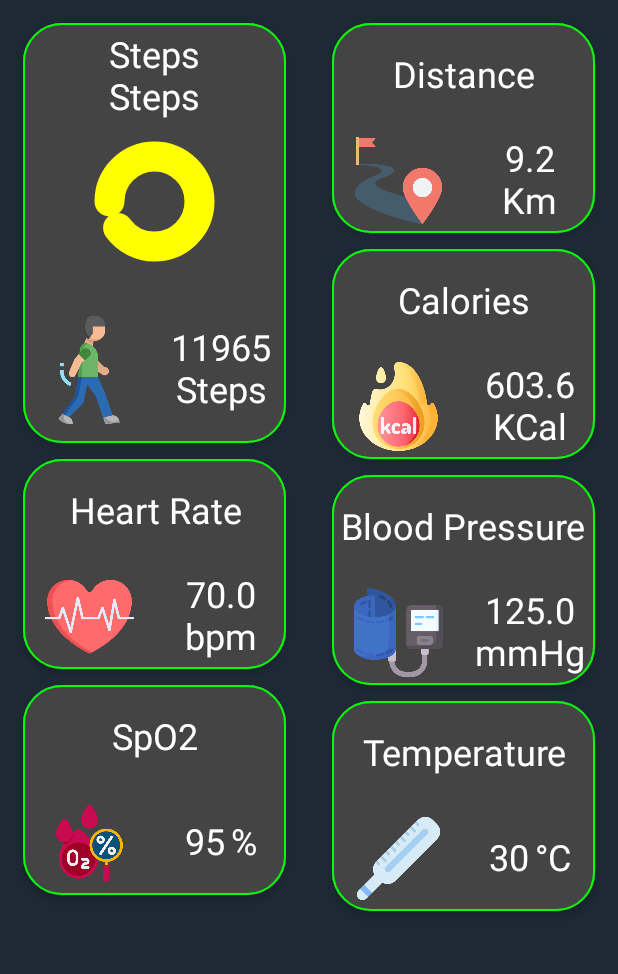
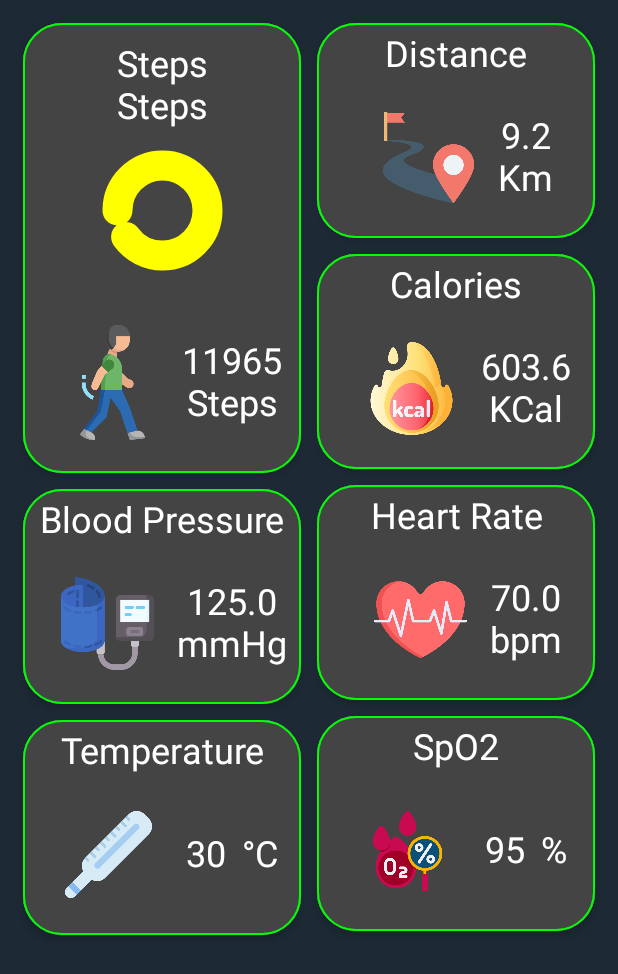
Before and after one commit to juandspcf-bit/Composable_GUI_For_EVAL-HCRWATCH4Z, an Android app built with Jetpack Compose: the @Preview function ListDashBoardCardFieldsPreview, on a phone screen of 412 x 824 dp. Shown: the top 974 px of the screen. Run offline under Robolectric (Android 15) with nearby library versions, the phone set to English and light mode, and no system bars; our stand-ins replace constraintlayout-compose.

Commit message:
fixing card dashboard layout

```diff
--- a/app/src/main/java/com/icxcu/adsmartbandapp/screens/DashBoardCard.kt
+++ b/app/src/main/java/com/icxcu/adsmartbandapp/screens/DashBoardCard.kt
@@ -13,12 +13,12 @@ import androidx.compose.runtime.Composable
 import androidx.compose.ui.Alignment
 import androidx.compose.ui.Modifier
 import androidx.compose.ui.graphics.Color
+import androidx.compose.ui.layout.ContentScale
 import androidx.compose.ui.res.painterResource
 import androidx.compose.ui.text.style.TextAlign
 import androidx.compose.ui.tooling.preview.Preview
 import androidx.compose.ui.unit.Dp
 import androidx.compose.ui.unit.dp
-import androidx.constraintlayout.compose.ChainStyle
 import androidx.constraintlayout.compose.ConstraintLayout
 import androidx.constraintlayout.compose.Dimension
 import androidx.navigation.compose.rememberNavController
@@ -37,47 +37,38 @@ fun DashBoardCard(
     verticalChainData: Boolean = true,
     isWithIconTitle: Boolean = false,
     resourceIconTitle: @Composable () -> Unit = { Spacer(modifier = Modifier.size(0.dp)) },
-    size: Dp = 200.dp,
-    guidelineFromBottomFraction:Float =0.5f
+    heightCard: Dp = 200.dp,
+    widthCard: Dp = 200.dp,
+    guidelineFromBottomFraction: Float = 0.5f
 ) {
     Card(
-        modifier = modifier.height(size),
+        modifier = modifier
+            .height(heightCard)
+            .width(widthCard),
         shape = RoundedCornerShape(size = 26.dp),
         border = BorderStroke(width = 1.dp, color = Color.Green),
         elevation = 4.dp,
 
         ) {
 
-        ConstraintLayout(
+        Column(
+            verticalArrangement = Arrangement.SpaceEvenly,
+            horizontalAlignment = Alignment.CenterHorizontally,
             modifier = Modifier
                 .fillMaxWidth()
                 .background(backgroundCard)
         ) {
-            val (iconValuesSteps, valuesTitle) = createRefs()
-            val guideH50 = createGuidelineFromBottom(fraction =guidelineFromBottomFraction)
 
             Column(
                 horizontalAlignment = Alignment.CenterHorizontally,
                 verticalArrangement = Arrangement.Center,
                 modifier = Modifier
-                    .constrainAs(valuesTitle) {
-                        top.linkTo(parent.top)
-                        bottom.linkTo(guideH50)
-                        linkTo(
-                            start = parent.start,
-                            end = parent.end,
-
-                            )
-                        height = Dimension.fillToConstraints
-                        width = Dimension.fillToConstraints
-                    }) {
+            ) {
 
                 Text(
                     modifier = Modifier.padding(top = 0.dp, bottom = 0.dp),
                     text = title,
-                    // modifier = Modifier
-                    //.constrainAs(titleSub) { centerHorizontallyTo(parent) }
-                    //.padding(bottom = 0.dp),
+
                     color = Color.White,
                     textAlign = TextAlign.Center,
                     style = MaterialTheme.typography.h5
@@ -89,9 +80,6 @@ fun DashBoardCard(
                     Text(
                         modifier = Modifier.padding(top = 0.dp, bottom = 0.dp),
                         text = title,
-                        // modifier = Modifier
-                        //.constrainAs(titleSub) { centerHorizontallyTo(parent) }
-                        //.padding(bottom = 0.dp),
                         color = Color.White,
                         textAlign = TextAlign.Center,
                         style = MaterialTheme.typography.h5
@@ -109,80 +97,36 @@ fun DashBoardCard(
             }
 
 
-            ConstraintLayout(
+            Row(
+                horizontalArrangement = Arrangement.SpaceEvenly,
+                verticalAlignment = Alignment.CenterVertically,
                 modifier = Modifier
-                    .constrainAs(iconValuesSteps) {
-                        top.linkTo(guideH50)
-                        bottom.linkTo(parent.bottom)
-                        start.linkTo(parent.start)
-                        end.linkTo(parent.end)
-
-                        height = Dimension.fillToConstraints
-                        width = Dimension.fillToConstraints
-                    }
-                    .fillMaxWidth()
                     .background(backgroundCard)
             ) {
-                val iconValueStepsV50 = createGuidelineFromEnd(fraction = 0.5f)
-                val (iconSteps, valuesSteps) = createRefs()
 
-
+                Box(
+                    contentAlignment = Alignment.Center,
+                    modifier = Modifier.fillMaxWidth(0.5f).padding(iconPadding)
+                ) {
                     Image(
                         painter = painterResource(resource),
                         contentDescription = null,
-                    modifier = Modifier
-                        .constrainAs(iconSteps) {
-                            top.linkTo(parent.top)
-                            bottom.linkTo(parent.bottom)
-                            start.linkTo(parent.start)
-                            end.linkTo(iconValueStepsV50)
-
-                            height = Dimension.fillToConstraints
-                            width = Dimension.fillToConstraints
-                        }
-                        .fillMaxSize()
-                        .padding(iconPadding),
-                )
-
-
-                ConstraintLayout(modifier = Modifier
-                    .constrainAs(valuesSteps) {
-                        top.linkTo(parent.top)
-                        bottom.linkTo(parent.bottom)
-                        linkTo(
-                            start = iconValueStepsV50,
-                            end = parent.end,
+                        contentScale = ContentScale.Fit,
+                        alignment = Alignment.Center
 
                     )
-                        height = Dimension.wrapContent
-                        width = Dimension.wrapContent
-                    }
-                    .padding(10.dp)) {
-                    val (value, unit) = createRefs()
-                    if (verticalChainData) {
-                        createVerticalChain(value, unit, chainStyle = ChainStyle.SpreadInside)
-                    } else {
-                        createHorizontalChain(value, unit, chainStyle = ChainStyle.SpreadInside)
                 }
 
 
+                if(verticalChainData){
+                    Column(
+                        verticalArrangement = Arrangement.SpaceEvenly,
+                        horizontalAlignment = Alignment.CenterHorizontally,
+                        modifier = Modifier
+                    ) {
 
                         Text(
-                        modifier = Modifier
-                            .constrainAs(value) {
-                                if (verticalChainData) {
-                                    centerHorizontallyTo(parent)
-                                } else {
-                                    centerVerticallyTo(parent)
-                                }
-                            }
-                            .padding(
-                                if (verticalChainData) {
-                                    0.dp
-                                } else {
-                                    2.dp
-                                }
-                            ),
+                            modifier = Modifier,
                             text = text,
                             color = Color.White,
                             textAlign = TextAlign.Center,
@@ -190,28 +134,36 @@ fun DashBoardCard(
                         )
 
                         Text(
-                        modifier = Modifier
-                            .constrainAs(unit) {
-                                if (verticalChainData) {
-                                    centerHorizontallyTo(parent)
-                                } else {
-                                    centerVerticallyTo(parent)
-                                }
-                            }
-                            .padding(
-                                if (verticalChainData) {
-                                    0.dp
-                                } else {
-                                    2.dp
-                                }
-                            ),
+                            modifier = Modifier,
                             text = fieldPlural,
                             color = Color.White,
                             textAlign = TextAlign.Center,
                             style = MaterialTheme.typography.h5
                         )
 
+                    }
+                }else {
+                    Row(
+                        verticalAlignment = Alignment.CenterVertically,
+                        horizontalArrangement = Arrangement.SpaceEvenly,
+                        modifier = Modifier
+                    ) {
 
+                        Text(
+                            modifier = Modifier.padding(5.dp),
+                            text = text,
+                            color = Color.White,
+                            textAlign = TextAlign.Center,
+                            style = MaterialTheme.typography.h5
+                        )
+
+                        Text(
+                            modifier = Modifier.padding(5.dp),
+                            text = fieldPlural,
+                            color = Color.White,
+                            textAlign = TextAlign.Center,
+                            style = MaterialTheme.typography.h5
+                        )
                     }
 
                 }
@@ -222,8 +174,10 @@ fun DashBoardCard(
 
         }
 
+
     }
 
+}
 
 
 data class DashBoardCardData(
@@ -237,25 +191,28 @@ data class DashBoardCardData(
     var backgroundCard: Color = Color.DarkGray,
     var isWithIconTitle: Boolean = false,
     var resourceIconTitle: @Composable () -> Unit = { Spacer(modifier = Modifier.size(0.dp)) },
-    var size: Dp = 256.dp,
+    var heightCard: Dp = 256.dp,
+    var widthCard: Dp = 200.dp,
     var verticalChainData: Boolean = true,
     var callBack: () -> Unit = {},
-    var guidelineFromBottomFraction:Float =0.5f
+    var guidelineFromBottomFraction: Float = 0.5f
 )
 
 @Preview(showBackground = true)
 @Composable
 fun DashBoardCardPreview() {
-    var navController = rememberNavController()
-    var it = DashBoardCardData(
+    val navController = rememberNavController()
+    val it = DashBoardCardData(
         modifier = Modifier
             .padding(5.dp),
         title = "Steps",
         text = "20000",
         fieldPlural = "Steps",
         resource = R.drawable.walk,
-        iconPadding = 20.dp,
-        size = 400.dp,
+        iconPadding = 0.dp,
+        heightCard = 400.dp,
+        widthCard = 500.dp,
+        verticalChainData = false,
         isWithIconTitle = true,
         resourceIconTitle = {
             ArcCompose(
@@ -277,7 +234,8 @@ fun DashBoardCardPreview() {
         fieldPlural = it.fieldPlural,
         resource = it.resource,
         iconPadding = it.iconPadding,
-        size = it.size,
+        heightCard = it.heightCard,
+        widthCard = it.widthCard,
         verticalChainData = it.verticalChainData,
         isWithIconTitle = it.isWithIconTitle,
         resourceIconTitle = it.resourceIconTitle
--- a/app/src/main/java/com/icxcu/adsmartbandapp/screens/listDashBoardCardFields.kt
+++ b/app/src/main/java/com/icxcu/adsmartbandapp/screens/listDashBoardCardFields.kt
@@ -36,7 +36,8 @@ fun ListDashBoardCardFields(
             fieldPlural = "Steps",
             resource = R.drawable.walk,
             iconPadding = 5.dp,
-            size = 280.dp,
+            heightCard = 300.dp,
+            widthCard = 500.dp,
             isWithIconTitle = true,
             resourceIconTitle = {
                 ArcCompose(
@@ -62,8 +63,10 @@ fun ListDashBoardCardFields(
             text = stringSumDistanceList,
             fieldPlural = "Km",
             resource = R.drawable.measure_distance,
-            iconPadding = 5.dp,
-            size = 140.dp
+            iconPadding = 15.dp,
+            heightCard = 143.dp,
+            widthCard = 250.dp
+
         )
     )
 
@@ -78,8 +81,9 @@ fun ListDashBoardCardFields(
             text = stringSumCaloriesList,
             fieldPlural = "KCal",
             resource = R.drawable.calories,
-            iconPadding = 5.dp,
-            size = 140.dp
+            iconPadding = 15.dp,
+            heightCard = 143.dp,
+            widthCard = 250.dp
         )
     )
 
@@ -94,8 +98,9 @@ fun ListDashBoardCardFields(
             text = stringAvgHeartRate,
             fieldPlural = "bpm",
             resource = R.drawable.heart_rate,
-            iconPadding = 5.dp,
-            size = 140.dp,
+            iconPadding = 15.dp,
+            heightCard = 143.dp,
+            widthCard = 250.dp,
             callBack = { navMainController.navigate(Routes.HeartRatePlot.route) },
         )
     )
@@ -112,8 +117,9 @@ fun ListDashBoardCardFields(
             text = stringValueBP,
             fieldPlural = "mmHg",
             resource = R.drawable.blood_pressure_gauge,
-            iconPadding = 5.dp,
-            size = 140.dp,
+            iconPadding = 15.dp,
+            heightCard = 143.dp,
+            widthCard = 500.dp,
             callBack = { navMainController.navigate(Routes.BloodPressurePlots.route) },
         )
     )
@@ -126,8 +132,9 @@ fun ListDashBoardCardFields(
             text = "95",
             fieldPlural = "%",
             resource = R.drawable.oxygen_saturation,
-            iconPadding = 5.dp,
-            size = 140.dp,
+            iconPadding = 15.dp,
+            heightCard = 143.dp,
+            widthCard = 250.dp,
             verticalChainData = false
         )
     )
@@ -140,8 +147,9 @@ fun ListDashBoardCardFields(
             text = "30",
             fieldPlural = "°C",
             resource = R.drawable.thermometer,
-            iconPadding = 5.dp,
-            size = 140.dp,
+            iconPadding = 15.dp,
+            heightCard = 143.dp,
+            widthCard = 500.dp,
             verticalChainData = false
         )
     )
@@ -152,7 +160,7 @@ fun ListDashBoardCardFields(
             .fillMaxSize()
             .background(Color(0xff1d2a35)),
         contentPadding = PaddingValues(10.dp),
-        horizontalArrangement = Arrangement.spacedBy(20.dp),
+        horizontalArrangement = Arrangement.SpaceEvenly,
         verticalItemSpacing = 0.dp
     ) {
         items(listOf,  key = { it.title },) {
@@ -165,7 +173,8 @@ fun ListDashBoardCardFields(
                 fieldPlural = it.fieldPlural,
                 resource = it.resource,
                 iconPadding = it.iconPadding,
-                size = it.size,
+                heightCard = it.heightCard,
+                widthCard = it.widthCard,
                 verticalChainData = it.verticalChainData,
                 isWithIconTitle = it.isWithIconTitle,
                 resourceIconTitle = it.resourceIconTitle,
```
Lines whose indentation alone changed are shown as unchanged.
